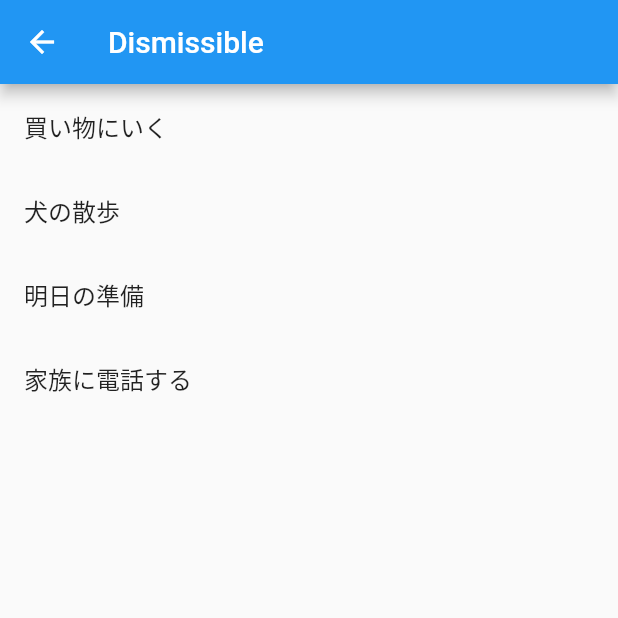
After one commit to ryota47/flutter_package_sample, a Flutter app: the SampleDismissible screen opened by its route, on a phone screen of 412 x 824 dp, the top half of it. The commit adds this screen. Run offline on Flutter 3.47's test engine with Material 2 defaults, Android fonts, the phone set to English and light mode, and no system bars; our stand-ins replace carousel_slider, flutter_slidable, image_picker, shared_preferences, transparent_image; missing offline and left inert: flutter_email_sender, map_launcher; accounts and stored records are empty.

```diff
--- a/lib/main.dart
+++ b/lib/main.dart
@@ -6,6 +6,7 @@ import 'package:sample/packages/sample_carousel_slider.dart';
 import 'package:sample/packages/sample_image_picker.dart';
 import 'package:sample/packages/sample_map_launcher.dart';
 import 'package:sample/packages/sample_shared_preferences.dart';
+import 'package:sample/widgets/animated_builder.dart';
 import 'package:sample/widgets/fade_image.dart';
 import 'package:sample/widgets/sample_%20transform.dart';
 import 'package:sample/widgets/sample_animated_container.dart';
@@ -17,6 +18,7 @@ import 'package:sample/widgets/sample_opacity.dart';
 import 'package:sample/widgets/sample_page_view.dart';
 import 'package:sample/widgets/sample_sliver_List_Grid.dart';
 import 'package:sample/widgets/sample_table.dart';
+import 'package:sample/widgets/value_listenable_builder.dart';
 
 import 'widget_ catalog.dart';
 
@@ -54,6 +56,8 @@ class MyApp extends StatelessWidget {
         '/Hero': (BuildContext context) => SampleHero(),
         '/LayoutBuilder': (BuildContext context) => SampleLayputBuilder(),
         '/Transform': (BuildContext context) => SampleTransform(),
+        '/Dismissible': (BuildContext context) => SampleDismissible(),
+        '/ValueListenableBuilder': (BuildContext context) => SampleValueListenableBuilder(),
       },
       home: MyHomePage(),
     );
--- a/lib/widget_ catalog.dart
+++ b/lib/widget_ catalog.dart
@@ -32,6 +32,8 @@ class _WidgetCatalog extends State<WidgetCatalog> {
                 buttonCompornent(context, 'Hero', '/Hero'),
                 buttonCompornent(context, 'LayoutBuilder', '/LayoutBuilder'),
                 buttonCompornent(context, 'Transform', '/Transform'),
+                buttonCompornent(context, 'Dismissible', '/Dismissible'),
+                buttonCompornent(context, 'ValueListenableBuilder', '/ValueListenableBuilder'),
               ],
             ),
           ),
--- /dev/null
+++ b/lib/widgets/animated_builder.dart
@@ -0,0 +1,73 @@
+import 'package:flutter/material.dart';
+
+final toDoList = [
+  {"title": "買い物にいく"},
+  {"title": "犬の散歩"},
+  {"title": "明日の準備"},
+  {"title": "家族に電話する"},
+];
+
+class SampleDismissible extends StatefulWidget {
+  @override
+  State<StatefulWidget> createState() => _SampleDismissible();
+}
+
+class _SampleDismissible extends State<SampleDismissible> {
+  @override
+  Widget build(BuildContext context) {
+    return Scaffold(
+      appBar: AppBar(
+        title: Text('Dismissible'),
+      ),
+      body: ListView(
+        children: toDoList.map((data) => _buildItem(context, data)).toList(),
+      ),
+    );
+  }
+
+  Widget _buildItem(BuildContext context, Map data) {
+    Item toDoItem = Item.fromMap(data);
+
+    return Dismissible(
+      onDismissed: (direction) {
+        if (direction == DismissDirection.endToStart) {
+          dialog(context, '右から');
+        } else {
+          dialog(context, '左から');
+
+        }
+      },
+      background: Container(
+        color: Colors.red,
+      ),
+      key: ValueKey(toDoItem),
+      child: ListTile(
+        title: Text('${toDoItem.title}'),
+      ),
+    );
+  }
+
+  dialog(BuildContext context, String content) {
+    showDialog(
+      context: context,
+      builder: (_) {
+        return AlertDialog(
+          content: Text(content),
+        );
+      },
+    );
+  }
+}
+
+// アイテムクラス
+class Item {
+  String title;
+  bool star;
+
+  Item({this.title, this.star});
+
+  Item.fromMap(Map<String, dynamic> mapData) {
+    this.title = mapData["title"];
+    this.star = mapData["star"];
+  }
+}
```
Also changed, not shown: lib/widgets/value_listenable_builder.dart (added, +47 -0 lines).
